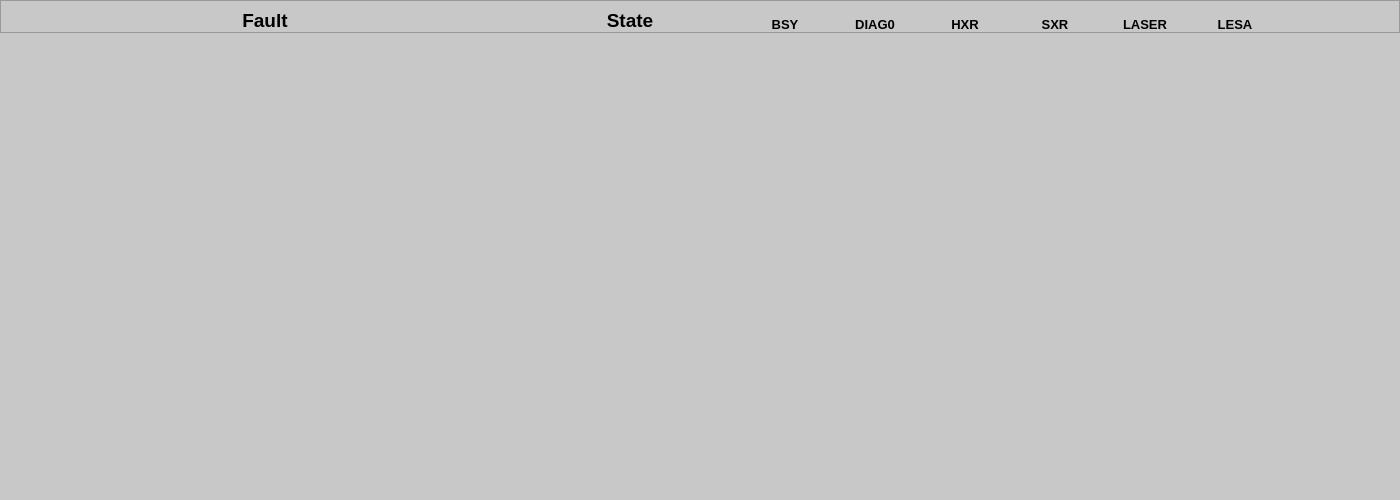
Qt form mps_logic.ui (ad-build-test/pydm-mps) before a commit.
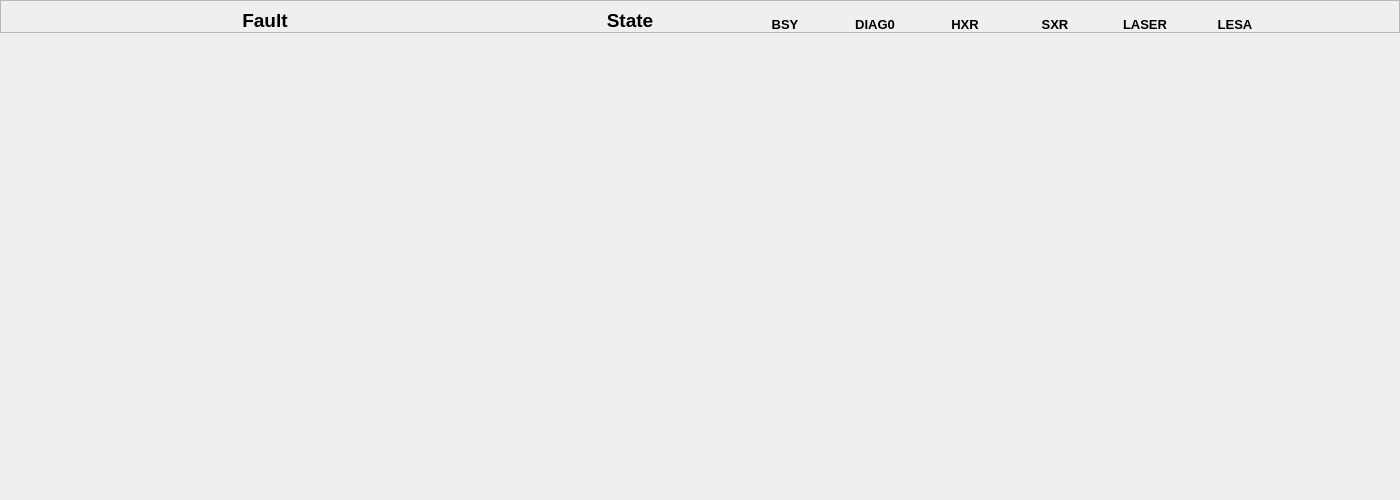
The same form after that commit. Custom widgets are drawn as their Qt base class.

Patch:
```diff
--- a/mps_logic.ui
+++ b/mps_logic.ui
@@ -19,7 +19,7 @@
    <string>Form</string>
   </property>
   <property name="styleSheet">
-   <string notr="true">background-color: rgb(200, 200, 200);</string>
+   <string notr="true"/>
   </property>
   <layout class="QGridLayout" name="gridLayout">
    <property name="leftMargin">
```
